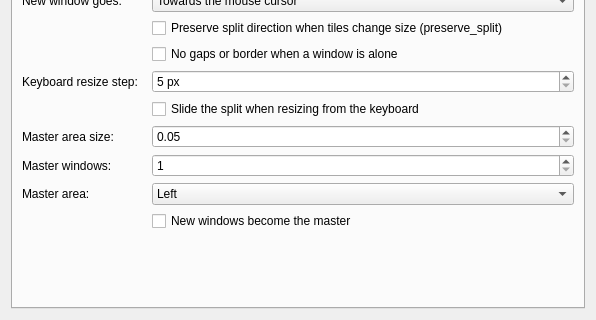
The window that package/contents/ui/config.ui (DGBooth/HyprKwin) describes before a commit, drawn with Qt 5; both pictures show x 0 to 596 and y 200 to 520 of the 596 by 520 pixel window.
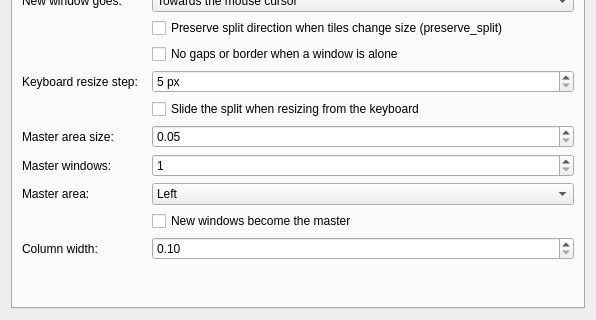
The same window after the commit. Custom widgets are drawn as their Qt base class.

Diff of the .ui file:
```diff
--- a/package/contents/ui/config.ui
+++ b/package/contents/ui/config.ui
@@ -136,6 +136,17 @@
          <item><property name="text"><string>Centre</string></property></item>
         </widget>
        </item>
+       <item row="14" column="0">
+        <widget class="QLabel" name="columnWidthLabel"><property name="text"><string>Column width:</string></property></widget>
+       </item>
+       <item row="14" column="1">
+        <widget class="QDoubleSpinBox" name="kcfg_ColumnWidth">
+         <property name="minimum"><double>0.1</double></property>
+         <property name="maximum"><double>1.0</double></property>
+         <property name="singleStep"><double>0.05</double></property>
+         <property name="toolTip"><string>The share of the screen each column takes in the scrolling layout. Only whole columns are shown; the rest wait off-screen, and the resize keys widen or narrow the focused column.</string></property>
+        </widget>
+       </item>
        <item row="13" column="1">
         <widget class="QCheckBox" name="kcfg_MasterNewIsMaster">
          <property name="text"><string>New windows become the master</string></property>
```
Left out of the diff: 1 changed line with no effect on the pictures.
